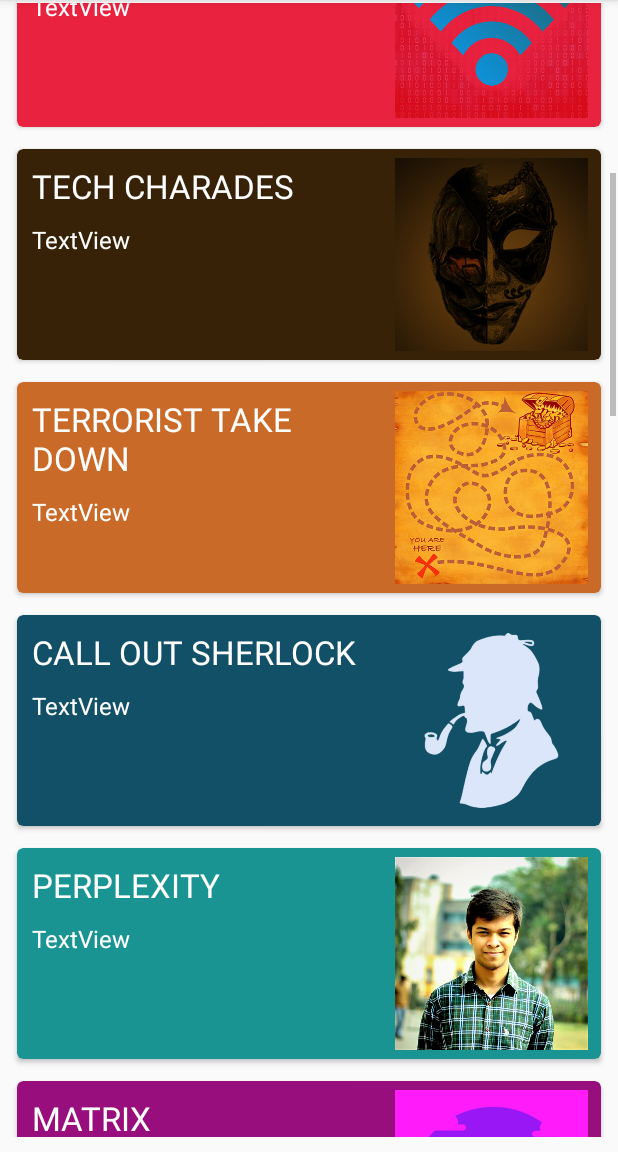
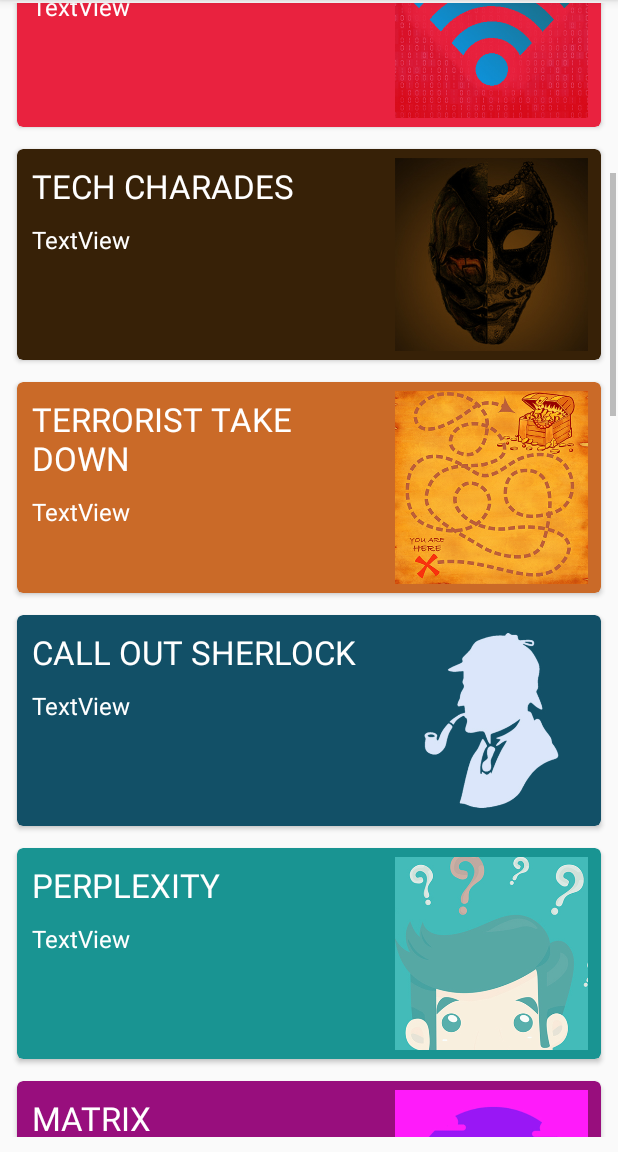
Before and after one commit to dungarpan/Offline-events, an Android app: the screen it shows after launch (OfflineActivity), scrolled down 536 dp, on a phone screen of 412 x 824 dp, the part 84-1236 px from its top. Run offline under Robolectric (Android 15) with nearby library versions, the phone set to English and light mode, and no system bars.

Commit message:
sae events added

```diff
--- a/app/src/main/res/layout/activity_desc13.xml
+++ b/app/src/main/res/layout/activity_desc13.xml
@@ -21,7 +21,7 @@
             android:layout_width="wrap_content"
             android:layout_height="230dp"
             android:layout_margin="10dp"
-            app:srcCompat="@drawable/me" />
+            app:srcCompat="@drawable/conquestodb" />
 
         <TextView
             android:id="@+id/textView"
@@ -31,7 +31,7 @@
             android:layout_marginRight="30dp"
             android:paddingBottom="10dp"
             android:paddingTop="15dp"
-            android:text=""
+            android:text="This event is a platform for the participants to channel their latent business acumen and combat challenges in the industrial world. For the first time engineers-in-making are given a chance to setup their own companies,as they bid their way to attain the force and power to execute their ideas and convince business tycoons to fund their attempts. Real time problems in the industrial world would test the practicality and feasibility of their ideas. All-in-all this will surely be an event which keeps the contestants at the edge-of-their-seats throughout as they battle their way through the cut-throat competition of the industrial giants."
             android:textColor="@android:color/white"
             android:textSize="18sp" />
 
--- a/app/src/main/res/layout/activity_desc21.xml
+++ b/app/src/main/res/layout/activity_desc21.xml
@@ -21,7 +21,7 @@
             android:layout_width="wrap_content"
             android:layout_height="230dp"
             android:layout_margin="10dp"
-            app:srcCompat="@drawable/me" />
+            app:srcCompat="@drawable/apocalypsep" />
 
         <TextView
             android:id="@+id/textView"
@@ -31,7 +31,6 @@
             android:layout_marginRight="30dp"
             android:paddingBottom="10dp"
             android:paddingTop="15dp"
-            android:text="this is a very long descriptionthis is a very long descriptionthis is a very long descriptionthis is a very long description"
             android:textColor="@android:color/white"
             android:textSize="18sp" />
 
--- a/app/src/main/res/layout/activity_desc3.xml
+++ b/app/src/main/res/layout/activity_desc3.xml
@@ -31,7 +31,7 @@
             android:layout_marginRight="30dp"
             android:paddingBottom="10dp"
             android:paddingTop="15dp"
-            android:text="this is a very long descriptionthis is a very long descriptionthis is a very long descriptionthis is a very long description"
+            android:text="All it takes is a little push for the house to come tumbling down. So strategize and formulate in this event, inspired by House of Cards, the participants must build, destroy and protect HOUSE OF CUPS in order to make their own way to the top."
             android:textColor="@android:color/white"
             android:textSize="18sp" />
 
--- a/app/src/main/res/layout/activity_desc4.xml
+++ b/app/src/main/res/layout/activity_desc4.xml
@@ -31,7 +31,7 @@
             android:layout_marginRight="30dp"
             android:paddingBottom="10dp"
             android:paddingTop="15dp"
-            android:text="this is a very long descriptionthis is a very long descriptionthis is a very long descriptionthis is a very long description"
+            android:text=" Living in the digital age, we cannot imagine life without the internet or wifi, for that matter. This event is based on the concept of wifi and hotspot, and involves the idea of quick thinking, connecting clues and team spirit .This never seen before idea is filled with a bit of suspense and a whole lot of fun."
             android:textColor="@android:color/white"
             android:textSize="18sp" />
 
--- a/app/src/main/res/layout/activity_desc5.xml
+++ b/app/src/main/res/layout/activity_desc5.xml
@@ -31,7 +31,7 @@
             android:layout_marginRight="30dp"
             android:paddingBottom="10dp"
             android:paddingTop="15dp"
-            android:text="this is a very long descriptionthis is a very long descriptionthis is a very long descriptionthis is a very long description"
+            android:text="If you have the passion of an actor and the brains of an engineer, look no further as we have just the thing for you! This event is specially designed to judge the acting and technical skills of students. Hints are given to find the technical word which must be enacted to the fellow team members and help them deduce the answer. Remember, the clock is ticking"
             android:textColor="@android:color/white"
             android:textSize="18sp" />
 
--- a/app/src/main/res/layout/activity_offline.xml
+++ b/app/src/main/res/layout/activity_offline.xml
@@ -508,7 +508,7 @@
                     android:layout_height="wrap_content"
                     android:layout_margin="6dp"
                     android:layout_weight="3"
-                    app:srcCompat="@drawable/me" />
+                    app:srcCompat="@drawable/perplek" />
 
             </LinearLayout>
         </android.support.v7.widget.CardView>
@@ -797,7 +797,7 @@
                         android:gravity="center_vertical"
                         android:paddingBottom="10dp"
                         android:paddingLeft="0dp"
-                        android:text="TextView"
+                        android:text="CONQUESTO"
                         android:textColor="@android:color/white"
                         android:textSize="22sp" />
 
@@ -818,7 +818,7 @@
                     android:layout_height="wrap_content"
                     android:layout_margin="6dp"
                     android:layout_weight="3"
-                    app:srcCompat="@drawable/me" />
+                    app:srcCompat="@drawable/conquestodb" />
 
             </LinearLayout>
         </android.support.v7.widget.CardView>
@@ -859,7 +859,7 @@
                         android:gravity="center_vertical"
                         android:paddingBottom="10dp"
                         android:paddingLeft="0dp"
-                        android:text="TextView"
+                        android:text="CODE CRACKER"
                         android:textColor="@android:color/white"
                         android:textSize="22sp" />
 
@@ -880,7 +880,7 @@
                     android:layout_height="wrap_content"
                     android:layout_margin="6dp"
                     android:layout_weight="3"
-                    app:srcCompat="@drawable/me" />
+                    app:srcCompat="@drawable/codecrk" />
 
             </LinearLayout>
         </android.support.v7.widget.CardView>
@@ -921,7 +921,7 @@
                         android:gravity="center_vertical"
                         android:paddingBottom="10dp"
                         android:paddingLeft="0dp"
-                        android:text="TextView"
+                        android:text="Lipi"
                         android:textColor="@android:color/white"
                         android:textSize="22sp" />
 
@@ -942,7 +942,7 @@
                     android:layout_height="wrap_content"
                     android:layout_margin="6dp"
                     android:layout_weight="3"
-                    app:srcCompat="@drawable/me" />
+                    app:srcCompat="@drawable/lipi3" />
 
             </LinearLayout>
         </android.support.v7.widget.CardView>
@@ -983,7 +983,7 @@
                         android:gravity="center_vertical"
                         android:paddingBottom="10dp"
                         android:paddingLeft="0dp"
-                        android:text="TextView"
+                        android:text="INCANITY"
                         android:textColor="@android:color/white"
                         android:textSize="22sp" />
 
@@ -1004,7 +1004,7 @@
                     android:layout_height="wrap_content"
                     android:layout_margin="6dp"
                     android:layout_weight="3"
-                    app:srcCompat="@drawable/me" />
+                    app:srcCompat="@drawable/incan" />
 
             </LinearLayout>
         </android.support.v7.widget.CardView>
@@ -1045,7 +1045,7 @@
                         android:gravity="center_vertical"
                         android:paddingBottom="10dp"
                         android:paddingLeft="0dp"
-                        android:text="TextView"
+                        android:text="FANTASY FOOTBALL"
                         android:textColor="@android:color/white"
                         android:textSize="22sp" />
 
@@ -1066,7 +1066,7 @@
                     android:layout_height="wrap_content"
                     android:layout_margin="6dp"
                     android:layout_weight="3"
-                    app:srcCompat="@drawable/me" />
+                    app:srcCompat="@drawable/ff" />
 
             </LinearLayout>
         </android.support.v7.widget.CardView>
@@ -1107,7 +1107,7 @@
                         android:gravity="center_vertical"
                         android:paddingBottom="10dp"
                         android:paddingLeft="0dp"
-                        android:text="TextView"
+                        android:text="EXPLICATE"
                         android:textColor="@android:color/white"
                         android:textSize="22sp" />
 
@@ -1128,7 +1128,7 @@
                     android:layout_height="wrap_content"
                     android:layout_margin="6dp"
                     android:layout_weight="3"
-                    app:srcCompat="@drawable/me" />
+                    app:srcCompat="@drawable/cnc" />
 
             </LinearLayout>
         </android.support.v7.widget.CardView>
@@ -1169,7 +1169,7 @@
                         android:gravity="center_vertical"
                         android:paddingBottom="10dp"
                         android:paddingLeft="0dp"
-                        android:text="TextView"
+                        android:text="JUNKYARD"
                         android:textColor="@android:color/white"
                         android:textSize="22sp" />
 
@@ -1190,7 +1190,7 @@
                     android:layout_height="wrap_content"
                     android:layout_margin="6dp"
                     android:layout_weight="3"
-                    app:srcCompat="@drawable/me" />
+                    app:srcCompat="@drawable/junkyarddb" />
 
             </LinearLayout>
         </android.support.v7.widget.CardView>
@@ -1231,7 +1231,7 @@
                         android:gravity="center_vertical"
                         android:paddingBottom="10dp"
                         android:paddingLeft="0dp"
-                        android:text="TextView"
+                        android:text="TRANSMISSION"
                         android:textColor="@android:color/white"
                         android:textSize="22sp" />
 
@@ -1252,7 +1252,7 @@
                     android:layout_height="wrap_content"
                     android:layout_margin="6dp"
                     android:layout_weight="3"
-                    app:srcCompat="@drawable/me" />
+                    app:srcCompat="@drawable/transmissionlb" />
 
             </LinearLayout>
         </android.support.v7.widget.CardView>
@@ -1293,7 +1293,7 @@
                         android:gravity="center_vertical"
                         android:paddingBottom="10dp"
                         android:paddingLeft="0dp"
-                        android:text="TextView"
+                        android:text="APOCALYPSE"
                         android:textColor="@android:color/white"
                         android:textSize="22sp" />
 
@@ -1314,7 +1314,7 @@
                     android:layout_height="wrap_content"
                     android:layout_margin="6dp"
                     android:layout_weight="3"
-                    app:srcCompat="@drawable/me" />
+                    app:srcCompat="@drawable/apocalypsep" />
 
             </LinearLayout>
         </android.support.v7.widget.CardView>
@@ -1355,7 +1355,7 @@
                         android:gravity="center_vertical"
                         android:paddingBottom="10dp"
                         android:paddingLeft="0dp"
-                        android:text="TextView"
+                        android:text="AUTOLOCKED"
                         android:textColor="@android:color/white"
                         android:textSize="22sp" />
 
@@ -1376,7 +1376,7 @@
                     android:layout_height="wrap_content"
                     android:layout_margin="6dp"
                     android:layout_weight="3"
-                    app:srcCompat="@drawable/me" />
+                    app:srcCompat="@drawable/autolockedr" />
 
             </LinearLayout>
         </android.support.v7.widget.CardView>
@@ -1417,7 +1417,7 @@
                         android:gravity="center_vertical"
                         android:paddingBottom="10dp"
                         android:paddingLeft="0dp"
-                        android:text="TextView"
+                        android:text="GENESIS"
                         android:textColor="@android:color/white"
                         android:textSize="22sp" />
 
@@ -1438,7 +1438,7 @@
                     android:layout_height="wrap_content"
                     android:layout_margin="6dp"
                     android:layout_weight="3"
-                    app:srcCompat="@drawable/me" />
+                    app:srcCompat="@drawable/genesisdo" />
 
             </LinearLayout>
         </android.support.v7.widget.CardView>
```
Also changed, not shown: app/src/main/res/layout/activity_desc14.xml (+4 -3 lines), app/src/main/res/layout/activity_desc19.xml (+5 -3 lines), app/src/main/res/layout/activity_desc20.xml (+4 -3 lines), app/src/main/res/layout/activity_desc22.xml (+4 -3 lines), app/src/main/res/layout/activity_desc23.xml (+4 -3 lines), app/src/main/res/drawable/apocalypsep.jpg (added), app/src/main/res/drawable/autolockedr.jpg (added), app/src/main/res/drawable/codecrk.jpg (added), app/src/main/res/drawable/conquestodb.jpg (added), app/src/main/res/drawable/genesisdo.jpg (added), app/src/main/res/drawable/junkyarddb.jpg (added), app/src/main/res/drawable/royalleaguer.jpg (added), app/src/main/res/drawable/transmissionlb.jpg (added).
